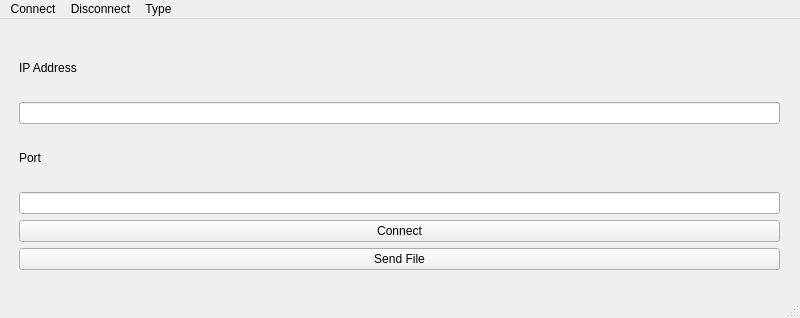
hchho/COMP4985_Assn2, file mainwindow.ui: the form before one commit.
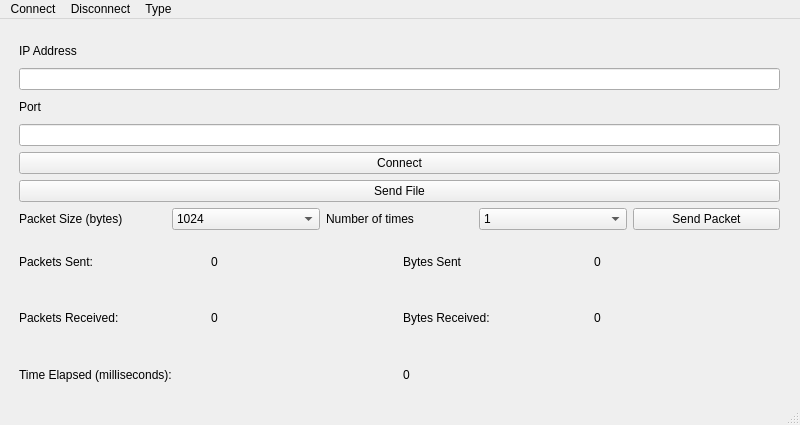
The form after the commit.

Commit message: Added UI for analysis tracking

What changed in the file:
```diff
--- a/mainwindow.ui
+++ b/mainwindow.ui
@@ -7,7 +7,7 @@
     <x>0</x>
     <y>0</y>
     <width>800</width>
-    <height>318</height>
+    <height>425</height>
    </rect>
   </property>
   <property name="windowTitle">
@@ -20,7 +20,7 @@
       <x>19</x>
       <y>20</y>
       <width>761</width>
-      <height>231</height>
+      <height>361</height>
      </rect>
     </property>
     <layout class="QVBoxLayout" name="verticalLayout">
@@ -66,6 +66,156 @@
        </property>
       </widget>
      </item>
+     <item>
+      <layout class="QHBoxLayout" name="horizontalLayout">
+       <item>
+        <widget class="QLabel" name="label">
+         <property name="text">
+          <string>Packet Size (bytes)</string>
+         </property>
+        </widget>
+       </item>
+       <item>
+        <widget class="QComboBox" name="comboBox">
+         <item>
+          <property name="text">
+           <string>1024</string>
+          </property>
+         </item>
+         <item>
+          <property name="text">
+           <string>4096</string>
+          </property>
+         </item>
+         <item>
+          <property name="text">
+           <string>20000</string>
+          </property>
+         </item>
+         <item>
+          <property name="text">
+           <string>60000</string>
+          </property>
+         </item>
+        </widget>
+       </item>
+       <item>
+        <widget class="QLabel" name="label_5">
+         <property name="text">
+          <string>Number of times</string>
+         </property>
+        </widget>
+       </item>
+       <item>
+        <widget class="QComboBox" name="comboBox_2">
+         <item>
+          <property name="text">
+           <string>1</string>
+          </property>
+         </item>
+         <item>
+          <property name="text">
+           <string>10</string>
+          </property>
+         </item>
+         <item>
+          <property name="text">
+           <string>100</string>
+          </property>
+         </item>
+        </widget>
+       </item>
+       <item>
+        <widget class="QPushButton" name="pushButton">
+         <property name="text">
+          <string>Send Packet</string>
+         </property>
+        </widget>
+       </item>
+      </layout>
+     </item>
+     <item>
+      <layout class="QHBoxLayout" name="horizontalLayout_3">
+       <item>
+        <widget class="QLabel" name="label_2">
+         <property name="text">
+          <string>Packets Sent:</string>
+         </property>
+        </widget>
+       </item>
+       <item>
+        <widget class="QLabel" name="label_3">
+         <property name="text">
+          <string>0</string>
+         </property>
+        </widget>
+       </item>
+       <item>
+        <widget class="QLabel" name="label_4">
+         <property name="text">
+          <string>Bytes Sent</string>
+         </property>
+        </widget>
+       </item>
+       <item>
+        <widget class="QLabel" name="label_6">
+         <property name="text">
+          <string>0</string>
+         </property>
+        </widget>
+       </item>
+      </layout>
+     </item>
+     <item>
+      <layout class="QHBoxLayout" name="horizontalLayout_2">
+       <item>
+        <widget class="QLabel" name="label_8">
+         <property name="text">
+          <string>Packets Received:</string>
+         </property>
+        </widget>
+       </item>
+       <item>
+        <widget class="QLabel" name="label_7">
+         <property name="text">
+          <string>0</string>
+         </property>
+        </widget>
+       </item>
+       <item>
+        <widget class="QLabel" name="label_9">
+         <property name="text">
+          <string>Bytes Received:</string>
+         </property>
+        </widget>
+       </item>
+       <item>
+        <widget class="QLabel" name="label_10">
+         <property name="text">
+          <string>0</string>
+         </property>
+        </widget>
+       </item>
+      </layout>
+     </item>
+     <item>
+      <layout class="QHBoxLayout" name="horizontalLayout_4">
+       <item>
+        <widget class="QLabel" name="label_11">
+         <property name="text">
+          <string>Time Elapsed (milliseconds):</string>
+         </property>
+        </widget>
+       </item>
+       <item>
+        <widget class="QLabel" name="label_12">
+         <property name="text">
+          <string>0</string>
+         </property>
+        </widget>
+       </item>
+      </layout>
+     </item>
     </layout>
    </widget>
   </widget>
```
Left out of the diff: 2 changed lines with no effect on the pictures.
